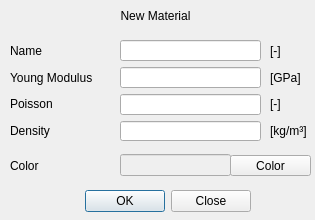
Before: the Qt Designer form pulse/uix/user_input/ui/materialInput.ui in open-pulse/OpenPulse, drawn with Qt 5.
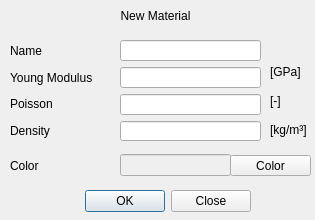
After: the same form once the commit is applied.

```diff
--- a/pulse/uix/user_input/ui/materialInput.ui
+++ b/pulse/uix/user_input/ui/materialInput.ui
@@ -118,19 +118,12 @@
     <property name="geometry">
      <rect>
       <x>270</x>
-      <y>40</y>
+      <y>60</y>
       <width>38</width>
-      <height>101</height>
+      <height>81</height>
      </rect>
     </property>
     <layout class="QVBoxLayout" name="verticalLayout_4">
-     <item>
-      <widget class="QLabel" name="label_7">
-       <property name="text">
-        <string>[-]</string>
-       </property>
-      </widget>
-     </item>
      <item>
       <widget class="QLabel" name="label_9">
        <property name="text">
```
